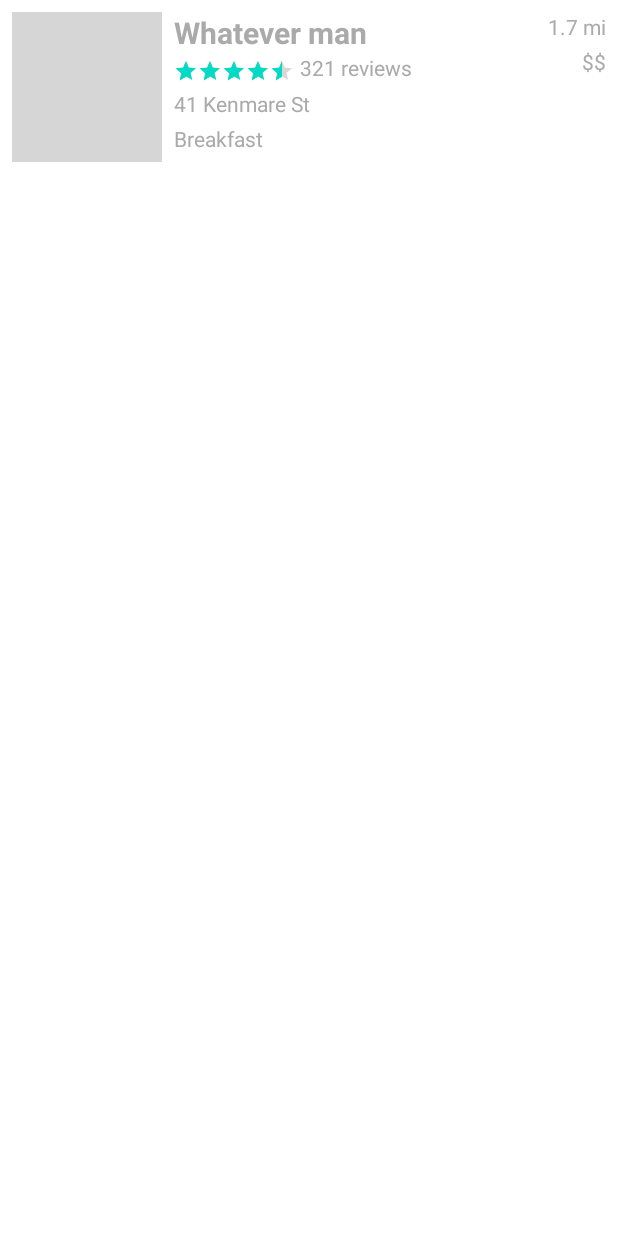
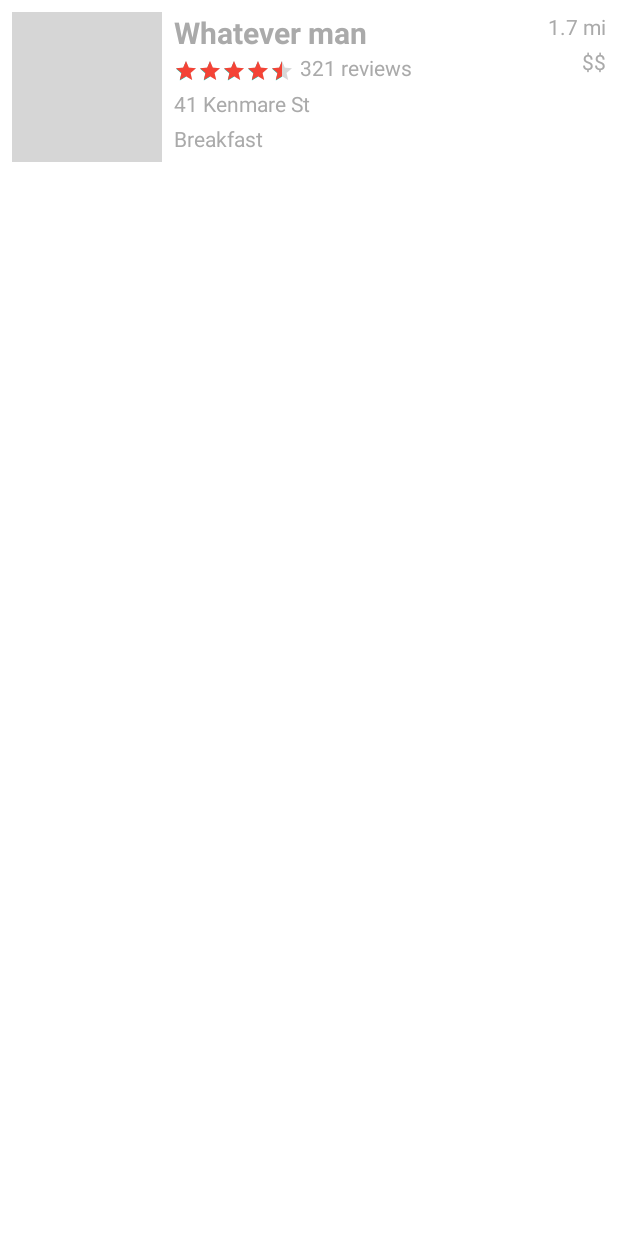
Before and after one commit to anicetdushime/yelp_clone, an Android app: the layout item_restaurant.xml on its own in the app's theme, with its tools: preview values and no code run, on a phone screen of 412 x 824 dp. Run offline under Robolectric (Android 15) with nearby library versions, the phone set to English and light mode, and no system bars; grey boxes are pictures that could not be loaded.

```diff
--- a/app/src/main/res/layout/item_restaurant.xml
+++ b/app/src/main/res/layout/item_restaurant.xml
@@ -34,11 +34,13 @@
         android:layout_height="wrap_content"
         android:layout_marginTop="4dp"
         android:numStars="5"
+        android:progressTint="#F44336"
         android:rating="4.5"
         android:stepSize="0.5"
         app:layout_constraintBottom_toBottomOf="@+id/tvNumReviews"
         app:layout_constraintStart_toStartOf="@+id/tvName"
-        app:layout_constraintTop_toBottomOf="@+id/tvName" />
+        app:layout_constraintTop_toBottomOf="@+id/tvName"
+        app:layout_constraintVertical_bias="0.0" />
 
     <TextView
         android:id="@+id/tvNumReviews"
--- a/app/src/main/res/values/colors.xml
+++ b/app/src/main/res/values/colors.xml
@@ -1,8 +1,8 @@
 <?xml version="1.0" encoding="utf-8"?>
 <resources>
     <color name="purple_200">#FFBB86FC</color>
-    <color name="purple_500">#FF6200EE</color>
-    <color name="purple_700">#FF3700B3</color>
+    <color name="purple_500">#F43939</color>
+    <color name="purple_700">#F43939</color>
     <color name="teal_200">#FF03DAC5</color>
     <color name="teal_700">#FF018786</color>
     <color name="black">#FF000000</color>
```
Also changed, not shown: app/src/main/java/edu/stanford/dushime/yelpclone/MainActivity.kt (+7 -2 lines), app/src/main/res/layout/activity_main.xml (+6 -3 lines).
